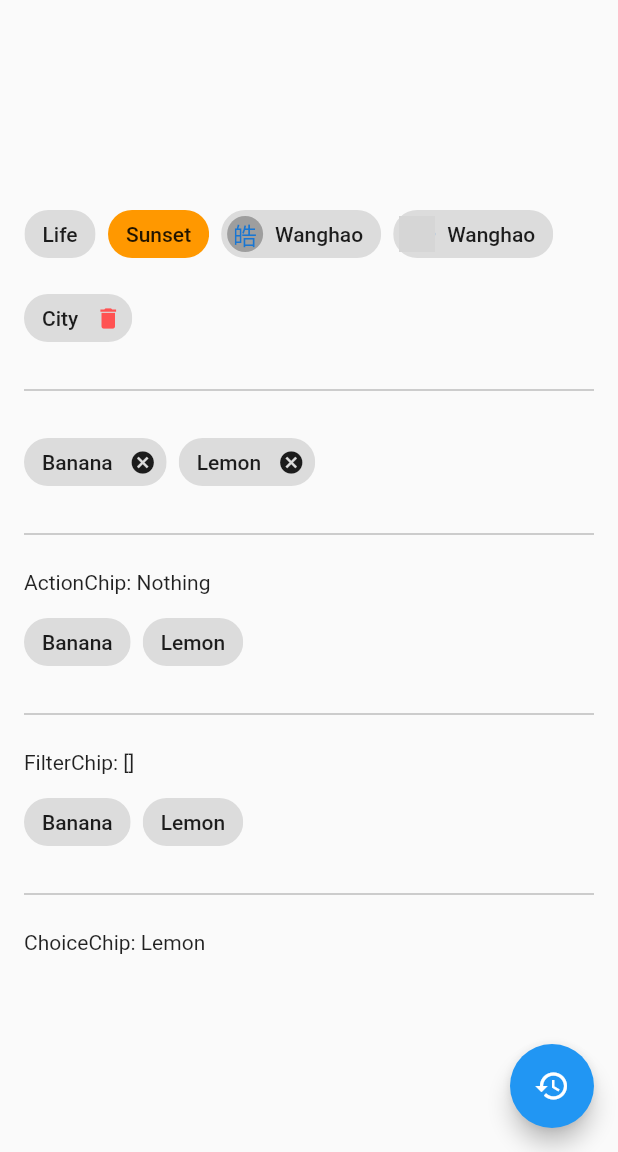
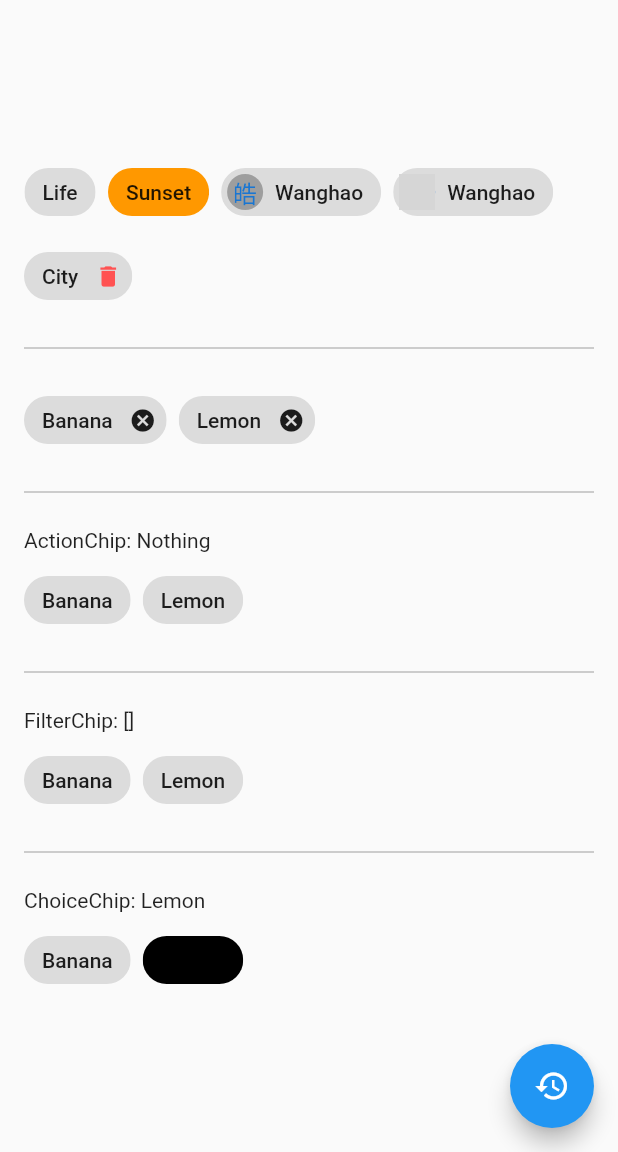
Before and after one commit to YuDongZhang/flutter_app_learn, a Flutter app: the ChipDemo screen opened directly, after a tap on the "cancel" icon, on a phone screen of 412 x 824 dp, the part 84-1236 px from its top. Run offline on Flutter 3.47's test engine with Material 2 defaults, Android fonts, the phone set to English and light mode, and no system bars; network calls fail; grey boxes are pictures that could not be loaded.

Commit message:
ChoiceChip：选择碎片

```diff
--- a/lib/20-宁浩教程练习/demo/chip_demo.dart
+++ b/lib/20-宁浩教程练习/demo/chip_demo.dart
@@ -141,6 +141,21 @@ class _ChipDemoState extends State<ChipDemo> {
                   width: double.infinity,
                   child: Text('ChoiceChip: $_choice'),
                 ),
+                Wrap(
+                  spacing: 8.0,
+                  children: _tags.map((tag) {
+                    return ChoiceChip(
+                      label: Text(tag),
+                      selectedColor: Colors.black,
+                      selected: _choice == tag, //如果是就是选中状态
+                      onSelected: (value) {
+                        setState(() {
+                          _choice = tag;
+                        });
+                      },
+                    );
+                  }).toList(),
+                ),
               ],
             ),
           ],
```
